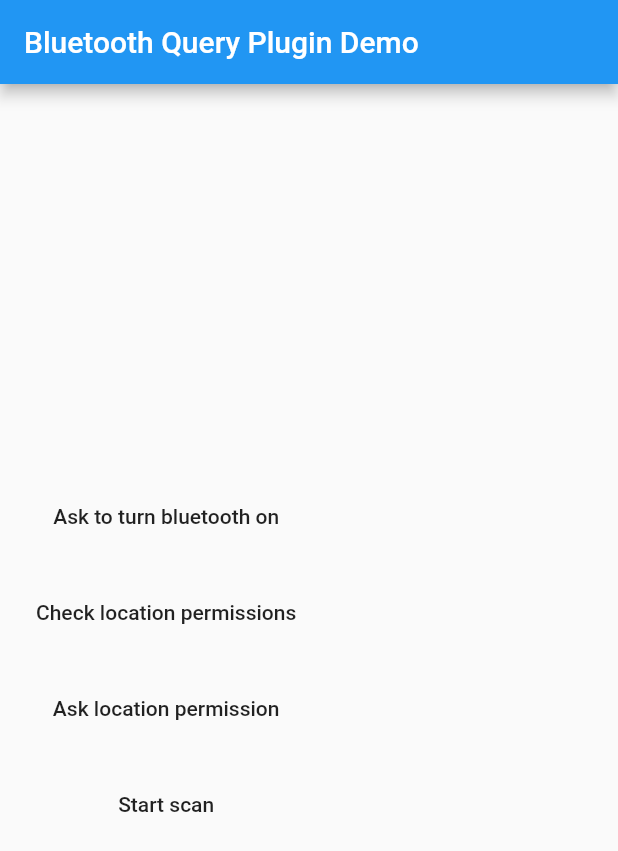
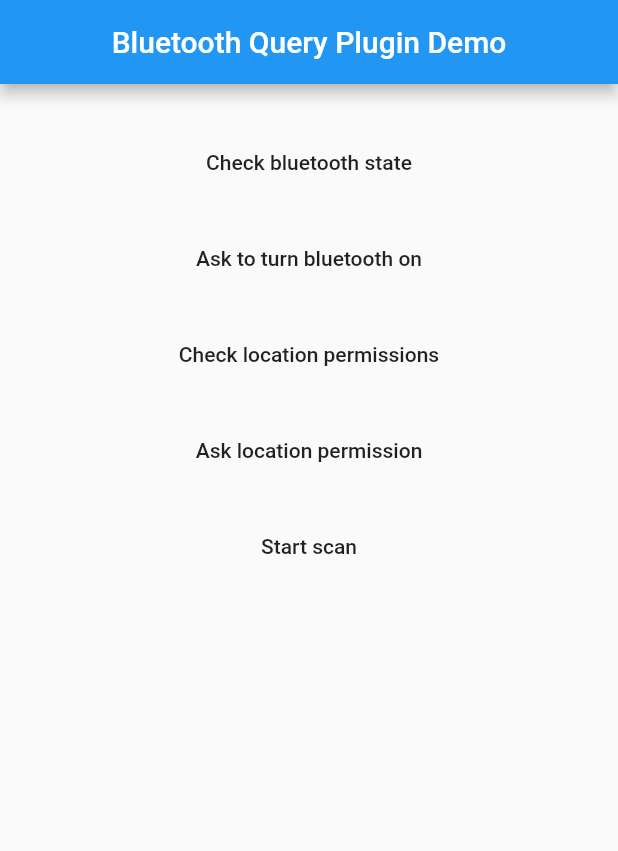
Before and after one commit to vferreirati/bluetooth_query, a Flutter app: the screen it shows after launch, after a tap on "Check location permissions", on a phone screen of 412 x 824 dp. Shown: the top 851 px of the screen. Run offline on Flutter 3.47's test engine with Material 2 defaults, Android fonts, the phone set to English and light mode, and no system bars.

Commit message:
example app implementation

```diff
--- a/example/lib/main.dart
+++ b/example/lib/main.dart
@@ -1,5 +1,4 @@
 import 'package:flutter/material.dart';
-import 'dart:async';
 
 import 'package:bluetooth_query/bluetooth_query.dart';
 
@@ -22,24 +21,35 @@ class _MyAppState extends State<MyApp> {
     BluetoothQuery.initialize();
   }
 
-  void _askToTurnBluetoothOn() async {
-    final turnedOn = await BluetoothQuery.askToTurnBluetoothOn();
-    print('Bluetooth is turned on: $turnedOn');
+  void _isBluetoothEnabled(BuildContext context) async {
+    final isEnabled = await BluetoothQuery.isBluetoothEnabled();
+    final snack = SnackBar(content: Text("Bluetooth is on: $isEnabled"));
+    Scaffold.of(context).showSnackBar(snack);
   }
 
-  void _checkLocationPermissions() async {
-    final hasPermission = await BluetoothQuery.checkLocationPermission();
-    print('Has location permission: $hasPermission');
+  void _askToTurnBluetoothOn(BuildContext context) async {
+    final turnedOn = await BluetoothQuery.askToTurnBluetoothOn();
+    final snack = SnackBar(content: Text('Bluetooth is turned on: $turnedOn'));
+    Scaffold.of(context).showSnackBar(snack);
   }
 
-  void _askLocationPermission() async {
-    final granted = await BluetoothQuery.askLocationPermission();
-    print('Location permission granted: $granted');
+  void _checkLocationPermissions(BuildContext context) async {
+    final hasPermission = await BluetoothQuery.checkLocationPermission();
+    final snack = SnackBar(content: Text('Has location permission: $hasPermission'));
+    Scaffold.of(context).showSnackBar(snack);
   }
 
-  void _startScan() {
-    print('Starting scan');
-    BluetoothQuery.startScan();
+  void _askLocationPermission(BuildContext context) async {
+    final granted = await BluetoothQuery.askLocationPermission();
+    final snack = SnackBar(content: Text('Location permission granted: $granted'));
+    Scaffold.of(context).showSnackBar(snack);
+  }
+
+  void _startScan(BuildContext context) {
+    BluetoothQuery.startScan().listen((device) {
+      final snack = SnackBar(content: Text('Device name: ${device.name} | Device address: ${device.address}'));
+      Scaffold.of(context).showSnackBar(snack);
+    });
   }
 
   @override
@@ -48,41 +58,53 @@ class _MyAppState extends State<MyApp> {
       home: Scaffold(
         appBar: AppBar(
           title: const Text('Bluetooth Query Plugin Demo'),
+          centerTitle: true,
         ),
-        body: Column(
-          crossAxisAlignment: CrossAxisAlignment.center,
-          mainAxisAlignment: MainAxisAlignment.center,
+        body: Builder(
+          builder: (context) => Container(
+            alignment: AlignmentDirectional.center,
+            margin: EdgeInsets.only(top: 20),
+            child: Column(
               mainAxisSize: MainAxisSize.max,
               children: <Widget>[
                 Padding(
                   padding: const EdgeInsets.all(8.0),
                   child: FlatButton(
+                    child: Text('Check bluetooth state'),
+                    onPressed: () => _isBluetoothEnabled(context),
+                  ),
+                ),
+                Padding(
+                  padding: const EdgeInsets.all(8.0),
+                  child: FlatButton(
                     child: Text('Ask to turn bluetooth on'),
-                onPressed: _askToTurnBluetoothOn,
+                    onPressed: () => _askToTurnBluetoothOn(context),
                   ),
                 ),
                 Padding(
                   padding: const EdgeInsets.all(8.0),
                   child: FlatButton(
                     child: Text('Check location permissions'),
-                onPressed: _checkLocationPermissions,
+                    onPressed: () => _checkLocationPermissions(context),
                   ),
                 ),
                 Padding(
                   padding: const EdgeInsets.all(8.0),
                   child: FlatButton(
                     child: Text('Ask location permission'),
-                onPressed: _askLocationPermission,
+                    onPressed: () => _askLocationPermission(context),
                   ),
                 ),
                 Padding(
                   padding: const EdgeInsets.all(8.0),
                   child: FlatButton(
                     child: Text('Start scan'),
-                onPressed: _startScan,
+                    onPressed: () => _startScan(context),
                   ),
                 ),
               ],
+            ),
+          ),
         )
       ),
     );
```
Lines whose indentation alone changed are shown as unchanged.
